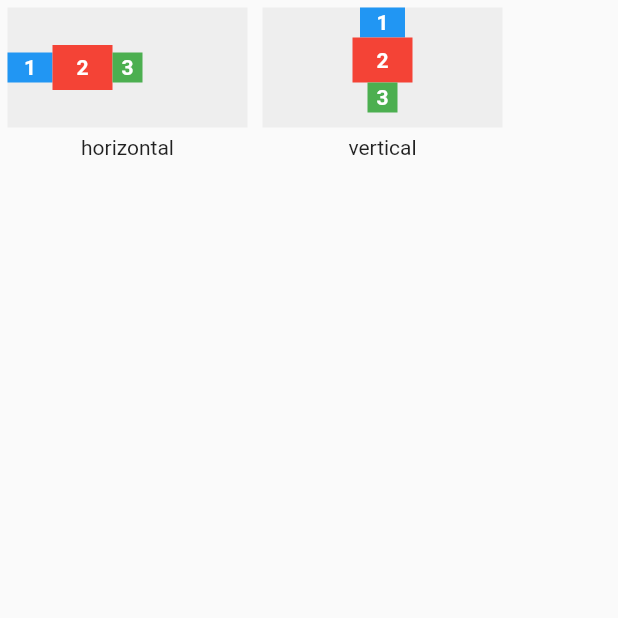
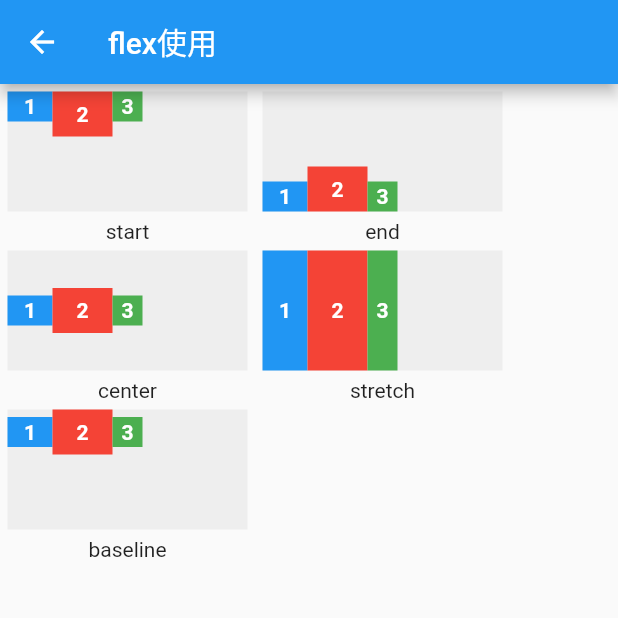
Before and after one commit to z244370114/flutter_demo, a Flutter app: the FlexPage screen opened directly, on a phone screen of 412 x 824 dp, the top half of it. Run offline on Flutter 3.47's test engine with Material 2 defaults, Android fonts, the light colour scheme and no system bars; our stand-ins replace dio, flutter_bloc, flutter_screenutil, get, logger, syncfusion_flutter_sliders; missing offline and left inert: common_utils, json2dart_safe, vs_scrollbar.

Commit message:
1.完善流式布局代码；

```diff
--- a/lib/flex/FlexPage.dart
+++ b/lib/flex/FlexPage.dart
@@ -38,8 +38,13 @@ class _FlexPageState extends State<FlexPage> {
   @override
   Widget build(BuildContext context) {
     return Scaffold(
+      appBar: AppBar(
+        title: const Text('flex使用'),
+      ),
       body: Wrap(
-          children: Axis.values
+          // children: Axis.values
+          // children: MainAxisAlignment.values
+          children: CrossAxisAlignment.values
               .map((mode) => Column(children: <Widget>[
                     Container(
                         margin: const EdgeInsets.all(5),
@@ -53,8 +58,22 @@ class _FlexPageState extends State<FlexPage> {
     );
   }
 
+  // Widget _buildItem(mode) => Flex(
+  //       direction: mode,
+  //       children: <Widget>[blueBox, redBox, greenBox],
+  //     );
+
+  // Widget _buildItem(mode) => Flex(
+  //       direction: Axis.horizontal,
+  //       mainAxisAlignment: mode,
+  //       children: <Widget>[blueBox, redBox, greenBox],
+  //     );
+
   Widget _buildItem(mode) => Flex(
-        direction: mode,
+        direction: Axis.horizontal,
+        crossAxisAlignment: mode,
+        textBaseline: TextBaseline.alphabetic,
         children: <Widget>[blueBox, redBox, greenBox],
       );
+
 }
```
